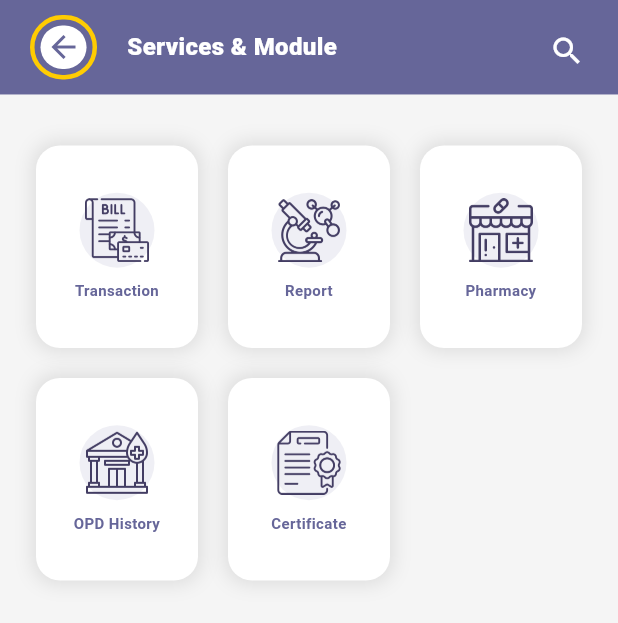
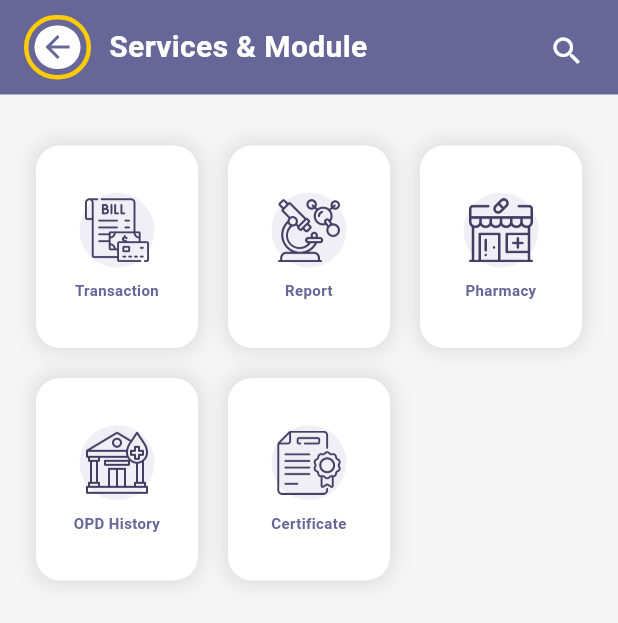
Before and after one commit to ramjinish001/tezhealthcare, a Flutter app: the AllServicemoduale screen opened directly, on a phone screen of 412 x 824 dp. Shown: the top 623 px of the screen. Run offline on Flutter 3.47's test engine with Material 3 defaults, Android fonts, the light colour scheme and no system bars; our stand-ins replace buttons_tabbar, file_picker; network calls fail.

Commit message:
Report Page completed

```diff
--- a/lib/Globle_Widget/CustomHeaderWithBackButtonAndTitle.dart
+++ b/lib/Globle_Widget/CustomHeaderWithBackButtonAndTitle.dart
@@ -18,33 +18,32 @@ class CustomHeaderWithBackButtonAndTitle extends StatelessWidget {
   Widget build(BuildContext context) {
     return Container(
       color: Primary,
-      child: Padding(
-        padding: const EdgeInsets.symmetric(horizontal: 20, vertical: 10),
+      padding: const EdgeInsets.symmetric(horizontal: 16, vertical: 10),
       child: Row(
         children: [
-            const CustomBackScreenIcon(),
-            const SizedBox(width: 20),
-            Text(
+          CustomBackScreenIcon(), // Assuming CustomBackScreenIcon is defined elsewhere
+          const SizedBox(width: 12),
+          Expanded(
+            child: Text(
               title,
               style: const TextStyle(
-                  fontSize: 16,
-                  fontWeight: FontWeight.w800,
-                  color: Colors.white),
+                fontSize: 20,
+                fontWeight: FontWeight.bold,
+                color: Colors.white,
               ),
-            if (icon != null)
-              const Spacer(), // This will push the icon to the right end
-
-            if (icon != null) // Check if an icon is provided
-              Container(
-                decoration:
-                    BoxDecoration(shape: BoxShape.circle, color: Primary),
-                child: IconButton(
+              overflow: TextOverflow.ellipsis, // Ensures text doesn't overflow
+            ),
+          ),
+          if (icon != null) // Only display if icon is provided
+            IconButton(
               icon: Icon(icon, color: Colors.white),
               onPressed: onIconPressed,
-                ),
+              splashColor: Colors.transparent, // Removes splash color
+              highlightColor: Colors.transparent, // Removes highlight color
+              padding: EdgeInsets.zero, // Removes padding around the icon
+              constraints: BoxConstraints(), // Removes default constraints
             ),
         ],
-        ),
       ),
     );
   }
--- a/lib/Patient_Pannel/Report/Report.dart
+++ b/lib/Patient_Pannel/Report/Report.dart
@@ -1,4 +1,5 @@
 import 'package:flutter/material.dart';
+import 'package:flutter/services.dart';
 import 'package:tezhealthcare/Constant/Color.dart';
 import 'package:tezhealthcare/Globle_Widget/CustomHeaderWithBackButtonAndTitle.dart';
 
@@ -106,6 +107,10 @@ class _ReportState extends State<Report> {
 
   @override
   Widget build(BuildContext context) {
+    SystemChrome.setSystemUIOverlayStyle(SystemUiOverlayStyle(
+      statusBarColor:Primary,
+      systemNavigationBarColor: Colors.transparent,
+    ));
     return Scaffold(
       body: SafeArea(
         child: Stack(
--- a/lib/Patient_Pannel/Service&Modualelist/All_Servicemoduale.dart
+++ b/lib/Patient_Pannel/Service&Modualelist/All_Servicemoduale.dart
@@ -1,4 +1,5 @@
 import 'package:flutter/material.dart';
+import 'package:flutter/services.dart';
 import 'package:tezhealthcare/Constant/Color.dart';
 import 'package:tezhealthcare/Globle_Widget/CustomHeaderWithBackButtonAndTitle.dart';
 import 'package:tezhealthcare/Patient_Pannel/Transaction/Transaction.dart';
@@ -55,6 +56,10 @@ class _AllServicemodualeState extends State<AllServicemoduale> {
 
   @override
   Widget build(BuildContext context) {
+    SystemChrome.setSystemUIOverlayStyle(SystemUiOverlayStyle(
+      statusBarColor:Primary,
+      systemNavigationBarColor: Colors.transparent,
+    ));
     return Scaffold(
       backgroundColor: Colors.grey[100], // Light background
       body: SafeArea(
--- a/lib/Patient_Pannel/Transaction/Transaction.dart
+++ b/lib/Patient_Pannel/Transaction/Transaction.dart
@@ -1,4 +1,5 @@
 import 'package:flutter/material.dart';
+import 'package:flutter/services.dart';
 import 'package:tezhealthcare/Constant/Color.dart';
 import 'package:tezhealthcare/Globle_Widget/CustomHeaderWithBackButtonAndTitle.dart';
 
@@ -75,6 +76,10 @@ class _TransactionState extends State<Transaction> {
 
   @override
   Widget build(BuildContext context) {
+    SystemChrome.setSystemUIOverlayStyle(SystemUiOverlayStyle(
+      statusBarColor:Primary,
+      systemNavigationBarColor: Colors.transparent,
+    ));
     return Scaffold(
       body: SafeArea(
         child: Stack(
```
Also changed, not shown: lib/Globle_Widget/BottomNavigationBar.dart (+8 -0 lines), lib/Patient_Pannel/All_Doctor_list/All_Doctor_List.dart (+13 -8 lines), lib/Patient_Pannel/Patient_Profile/Patient_Profile.dart (+106 -3 lines), lib/Patient_Pannel/Upcoming_Appointment/All_UpcomingAppointmentlist.dart (+11 -5 lines). Lines whose indentation alone changed are shown as unchanged.
